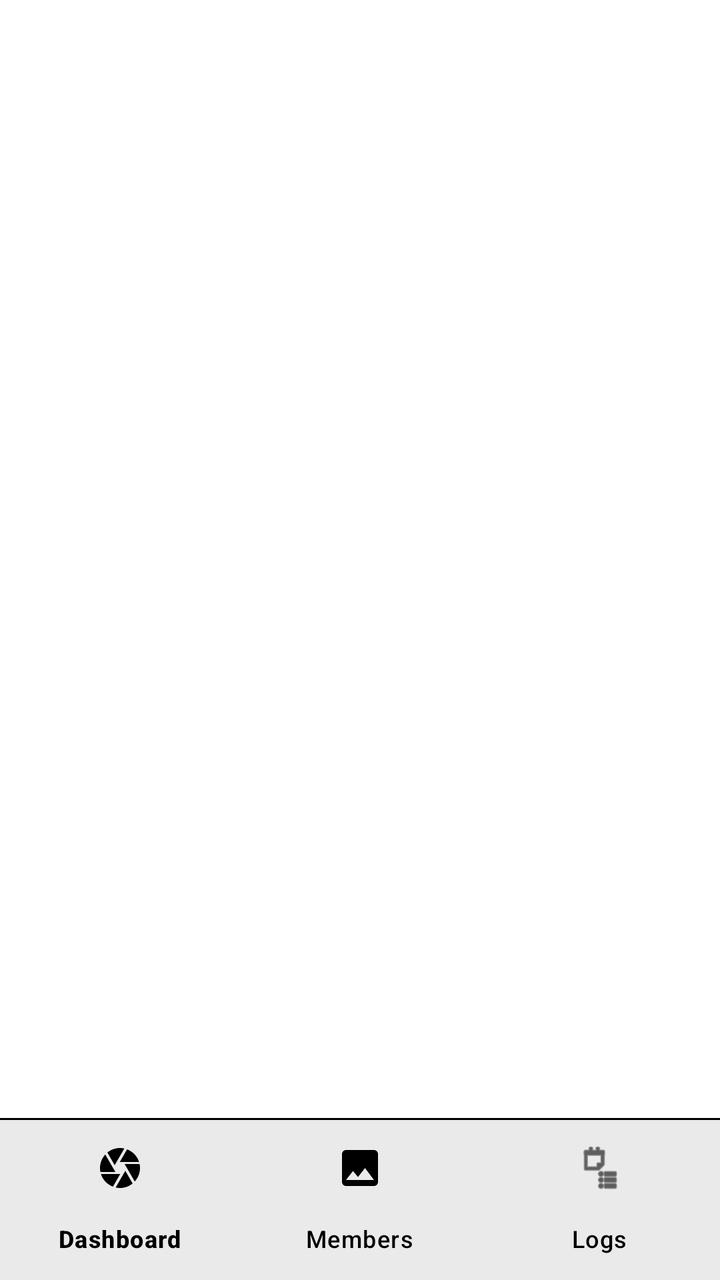
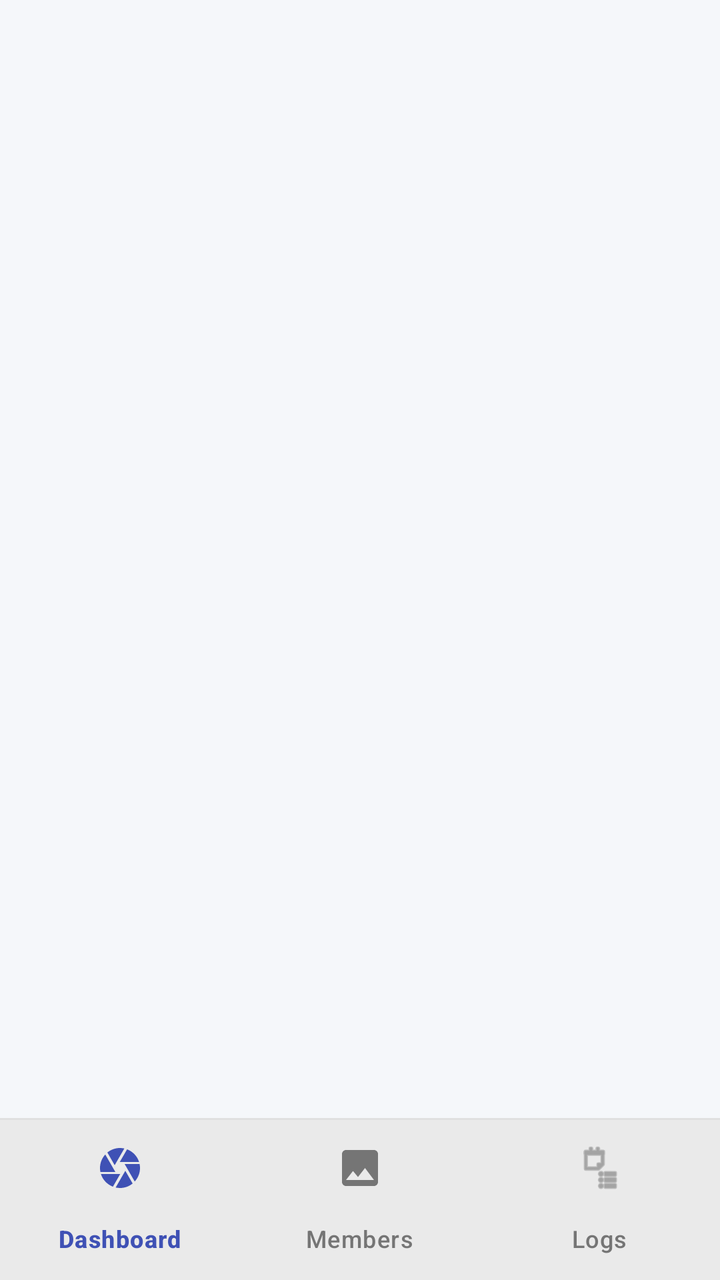

Two renders of the same Android screen: before a commit and after it. Below are the layout's source before the change and the commit's diff.
<!-- AndroidManifest.xml: application theme Theme.FaceRecognitionImages -->
<!-- res/layout/activity_main.xml -->
<?xml version="1.0" encoding="utf-8"?>
<androidx.constraintlayout.widget.ConstraintLayout xmlns:android="http://schemas.android.com/apk/res/android"
    xmlns:app="http://schemas.android.com/apk/res-auto"
    xmlns:tools="http://schemas.android.com/tools"
    android:layout_width="match_parent"
    android:layout_height="match_parent"
    android:background="@color/windowBackground"
    tools:context=".MainActivity">

    <FrameLayout
        android:id="@+id/fragmentContainer"
        android:layout_width="match_parent"
        android:layout_height="0dp"
        app:layout_constraintBottom_toTopOf="@id/bottomNavigation"
        app:layout_constraintTop_toTopOf="parent" />

    <View
        android:layout_width="match_parent"
        android:layout_height="1dp"
        android:background="@color/borderColor"
        app:layout_constraintBottom_toTopOf="@id/bottomNavigation" />

    <com.google.android.material.bottomnavigation.BottomNavigationView
        android:id="@+id/bottomNavigation"
        android:layout_width="match_parent"
        android:layout_height="wrap_content"
        android:background="@color/surfaceColor"
        app:itemIconTint="@color/black"
        app:itemTextColor="@color/black"
        app:menu="@menu/bottom_nav_menu"
        app:layout_constraintBottom_toBottomOf="parent" />

</androidx.constraintlayout.widget.ConstraintLayout>
<!-- resources referenced by this layout -->
<resources>
  <color name="black">#FF000000</color>
  <color name="borderColor">#000000</color>
  <color name="surfaceColor">#FFFFFF</color>
  <color name="windowBackground">#FFFFFF</color>
  <style name="Theme.FaceRecognitionImages" parent="Base.Theme.FaceRecognitionImages" />
  <style name="Base.Theme.FaceRecognitionImages" parent="Theme.Material3.Light.NoActionBar">
          
          <item name="colorPrimary">@color/black</item>
          <item name="colorPrimaryVariant">@color/black</item>
          <item name="colorOnPrimary">@color/white</item>
          
          
          <item name="colorSecondary">@color/black</item>
          <item name="colorSecondaryVariant">@color/black</item>
          <item name="colorOnSecondary">@color/white</item>
          
          
          <item name="android:windowBackground">@color/white</item>
          <item name="colorSurface">@color/white</item>
          <item name="colorOnSurface">@color/black</item>
          <item name="android:textColorPrimary">@color/black</item>
          <item name="android:textColorSecondary">@color/black</item>
      </style>
  <color name="white">#FFFFFFFF</color>
</resources>

<!-- the commit's change to res/layout/activity_main.xml (unified diff, before → after) -->
@@ -25,8 +25,8 @@
         android:layout_width="match_parent"
         android:layout_height="wrap_content"
         android:background="@color/surfaceColor"
-        app:itemIconTint="@color/black"
-        app:itemTextColor="@color/black"
+        app:itemIconTint="@color/nav_item_color"
+        app:itemTextColor="@color/nav_item_color"
         app:menu="@menu/bottom_nav_menu"
         app:layout_constraintBottom_toBottomOf="parent" />
 
<!-- resource entries referenced after the edit -->
@@ -1,9 +1,9 @@
 <!-- resources referenced by this layout -->
 <resources>
   <color name="black">#FF000000</color>
-  <color name="borderColor">#000000</color>
+  <color name="borderColor">#E0E0E0</color>
   <color name="surfaceColor">#FFFFFF</color>
-  <color name="windowBackground">#FFFFFF</color>
+  <color name="windowBackground">#F5F7FA</color>
   <style name="Theme.FaceRecognitionImages" parent="Base.Theme.FaceRecognitionImages" />
   <style name="Base.Theme.FaceRecognitionImages" parent="Theme.Material3.Light.NoActionBar">
           
